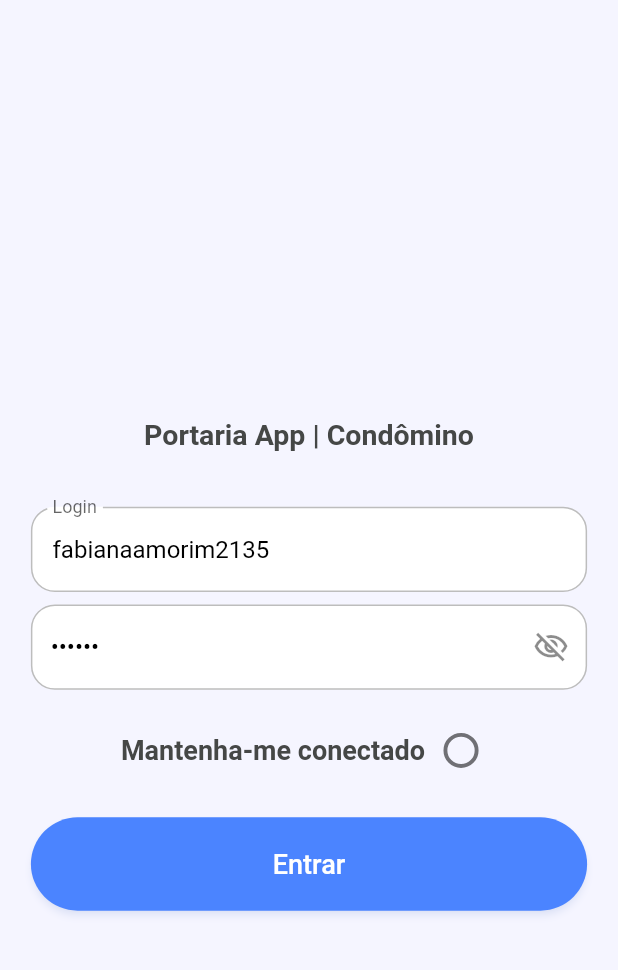
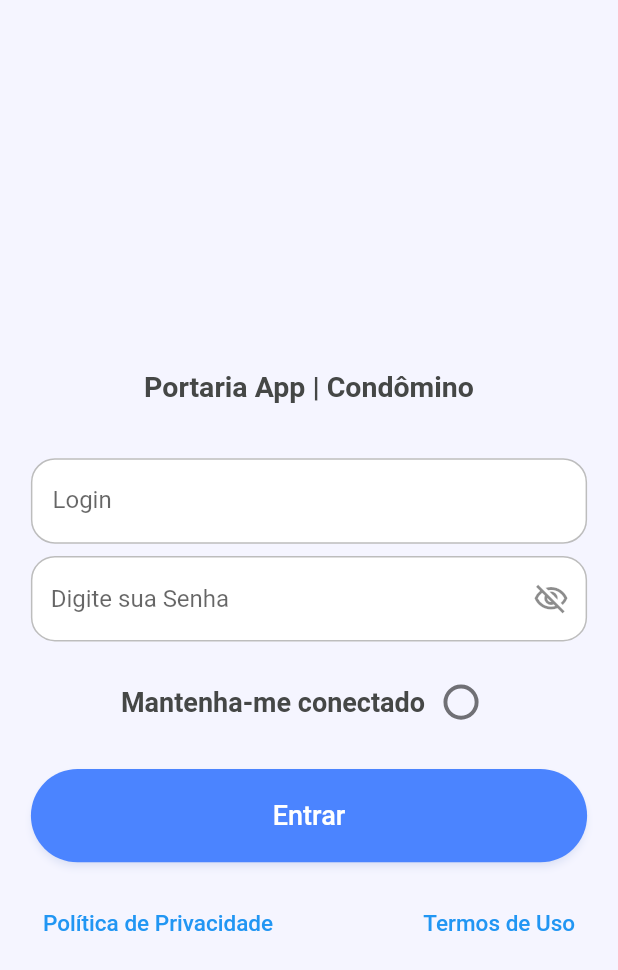
Before and after one commit to feerfecci/morador_app, a Flutter app: the screen it shows after launch, on a phone screen of 412 x 824 dp. Shown: the top 970 px of the screen. Run offline on Flutter 3.47's test engine with Material 2 defaults, Android fonts, the phone set to English and light mode, and no system bars; our stand-ins replace badges, date_time_picker, flutter_html, local_auth, mask_text_input_formatter, reorderable_grid_view and 2 more; missing offline and left inert: onesignal_flutter, validatorless; network calls fail.

Commit message:
icon one

```diff
--- a/lib/screens/login/login_screen.dart
+++ b/lib/screens/login/login_screen.dart
@@ -1,10 +1,12 @@
 import 'dart:async';
 import 'package:app_portaria/consts/consts_future.dart';
 import 'package:app_portaria/repositories/shared_preferences.dart';
+import 'package:app_portaria/screens/termodeuso/termo_de_uso.dart';
 import 'package:app_portaria/widgets/my_text_form_field.dart';
 import 'package:app_portaria/widgets/snack_bar.dart';
 import 'package:flutter/material.dart';
 import '../../consts/consts_widget.dart';
+import '../politica/politica_screen.dart';
 
 class LoginScreen extends StatefulWidget {
   const LoginScreen({super.key});
@@ -15,8 +17,8 @@ class LoginScreen extends StatefulWidget {
 
 class _LoginScreenState extends State<LoginScreen> {
   final formKey = GlobalKey<FormState>();
-  final emailCtrl = TextEditingController(text: 'fabianaamorim2135');
-  final passWordCtrl = TextEditingController(text: '123456');
+  final emailCtrl = TextEditingController();
+  final passWordCtrl = TextEditingController();
   bool isLoading = false;
   _startLoading() async {
     setState(() {
@@ -123,6 +125,47 @@ class _LoginScreenState extends State<LoginScreen> {
                           },
                           title: 'Entrar',
                         ),
+                        SizedBox(
+                          height: size.height * 0.02,
+                        ),
+                        Row(
+                          mainAxisAlignment: MainAxisAlignment.spaceBetween,
+                          children: [
+                            TextButton(
+                              onPressed: () {
+                                Navigator.push(
+                                  context,
+                                  MaterialPageRoute(
+                                    builder: (context) =>
+                                        PoliticaScreen(hasDrawer: false),
+                                  ),
+                                );
+                              },
+                              child: Text(
+                                'Política de Privacidade',
+                                overflow: TextOverflow.ellipsis,
+                                style: TextStyle(color: Colors.blue),
+                              ),
+                            ),
+                            TextButton(
+                              onPressed: () {
+                                Navigator.push(
+                                  context,
+                                  MaterialPageRoute(
+                                    builder: (context) => TermoDeUsoScreen(
+                                      hasDrawer: false,
+                                    ),
+                                  ),
+                                );
+                              },
+                              child: Text(
+                                'Termos de Uso',
+                                overflow: TextOverflow.ellipsis,
+                                style: TextStyle(color: Colors.blue),
+                              ),
+                            ),
+                          ],
+                        ),
                       ],
                     ),
                   )
```
Also changed, not shown: 1 other file.
